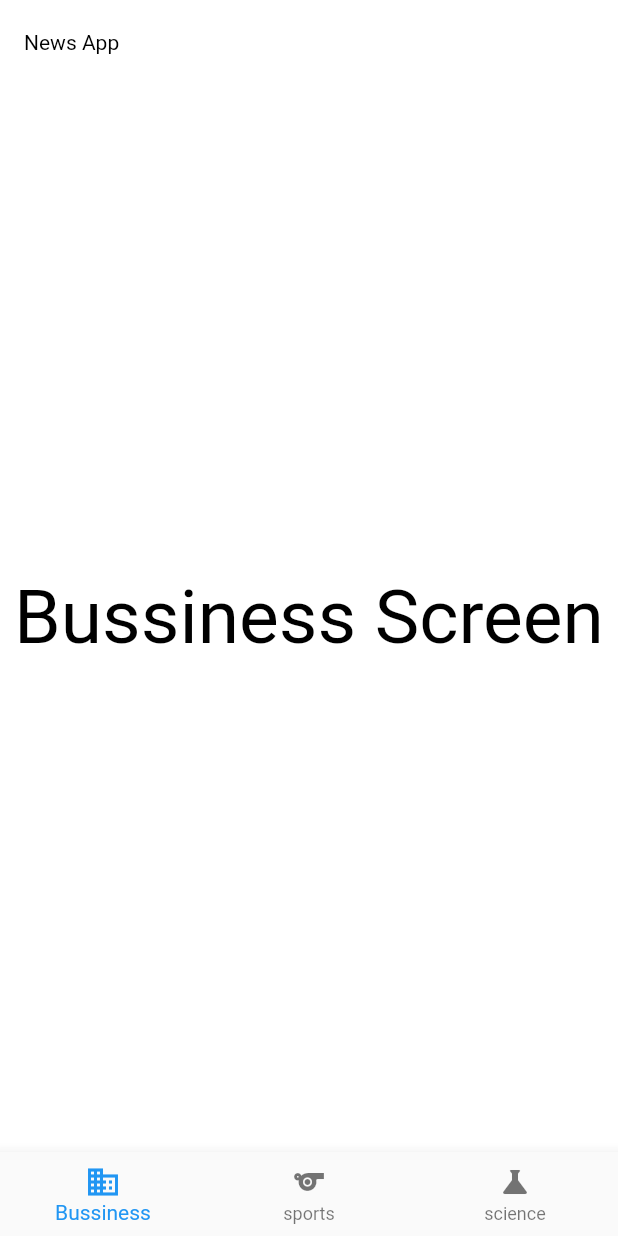
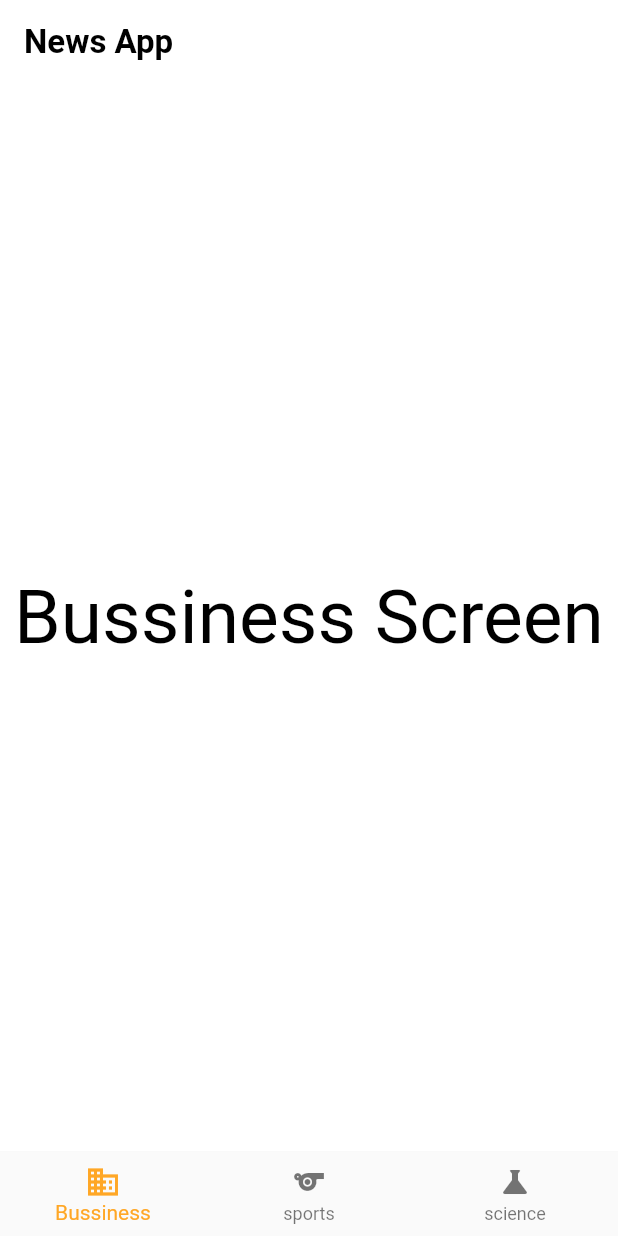
Before and after one commit to omarmaamoun179/News_app, a Flutter app: the screen it shows after launch, on a phone screen of 412 x 824 dp. Run offline on Flutter 3.47's test engine with Material 2 defaults, Android fonts, the phone set to English and light mode, and no system bars; our stand-ins replace flutter_bloc.

Commit message:
editing bottom navBar Theme and appBarTheme

```diff
--- a/lib/main.dart
+++ b/lib/main.dart
@@ -16,17 +16,25 @@ class NewsApp extends StatelessWidget {
       theme: ThemeData(
         scaffoldBackgroundColor: Colors.white,
         appBarTheme: const AppBarTheme(
-            // ignore: deprecated_member_use
-            backwardsCompatibility: false,
-            systemOverlayStyle: SystemUiOverlayStyle(
-              statusBarColor: Colors.white,
-              statusBarIconBrightness: Brightness.dark,
-            ),
-           titleTextStyle: TextStyle(color: Colors.black),
-            elevation: 0.0,
-            backgroundColor: Colors.white),
+          actionsIconTheme: IconThemeData(color: Colors.black, size: 25),
+          systemOverlayStyle: SystemUiOverlayStyle(
+            statusBarColor: Colors.white,
+            statusBarIconBrightness: Brightness.dark,
+          ),
+          titleTextStyle: TextStyle(
+            color: Colors.black,
+            fontSize: 22,
+            fontWeight: FontWeight.bold,
+          ),
+          elevation: 0.0,
+          backgroundColor: Colors.white,
+        ),
+        bottomNavigationBarTheme: const BottomNavigationBarThemeData(
+          selectedItemColor: Color.fromRGBO(255, 167, 38, 1),
+          elevation: 1.0,
+        ),
       ),
-      home: HomePage(),
+      home: const HomePage(),
     );
   }
 }
--- a/lib/screens/home.dart
+++ b/lib/screens/home.dart
@@ -17,7 +17,7 @@ class HomePage extends StatelessWidget {
           var cubit = NewsCubit.get(context);
           return Scaffold(
             appBar: AppBar(
-              title: Text('News App'),
+              title: Text('News App' ),
             ),
             body: cubit.screens[cubit.currentIndex],
             bottomNavigationBar: BottomNavigationBar(
```
